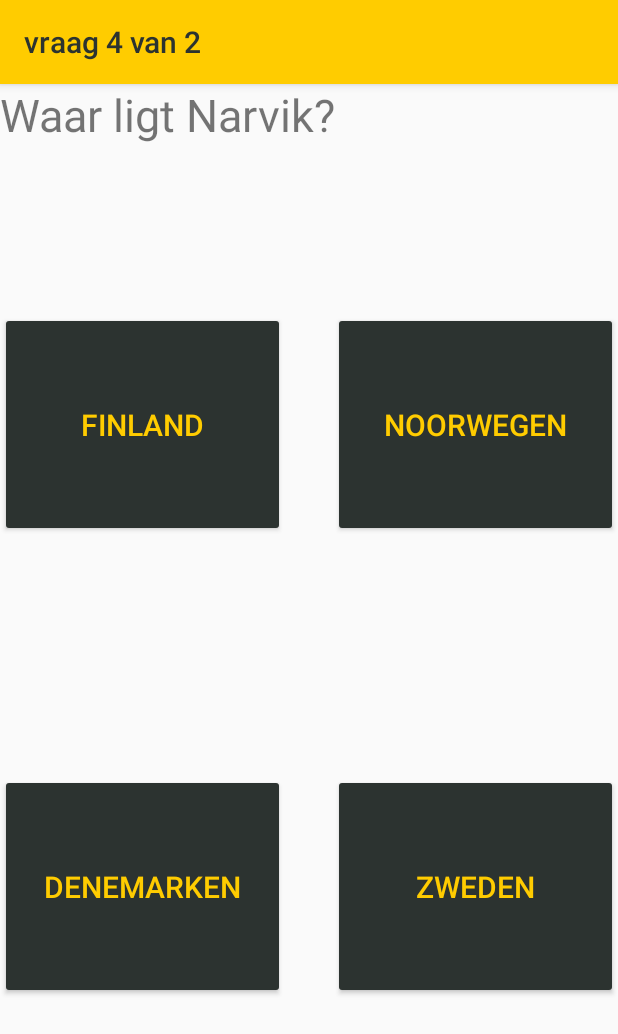
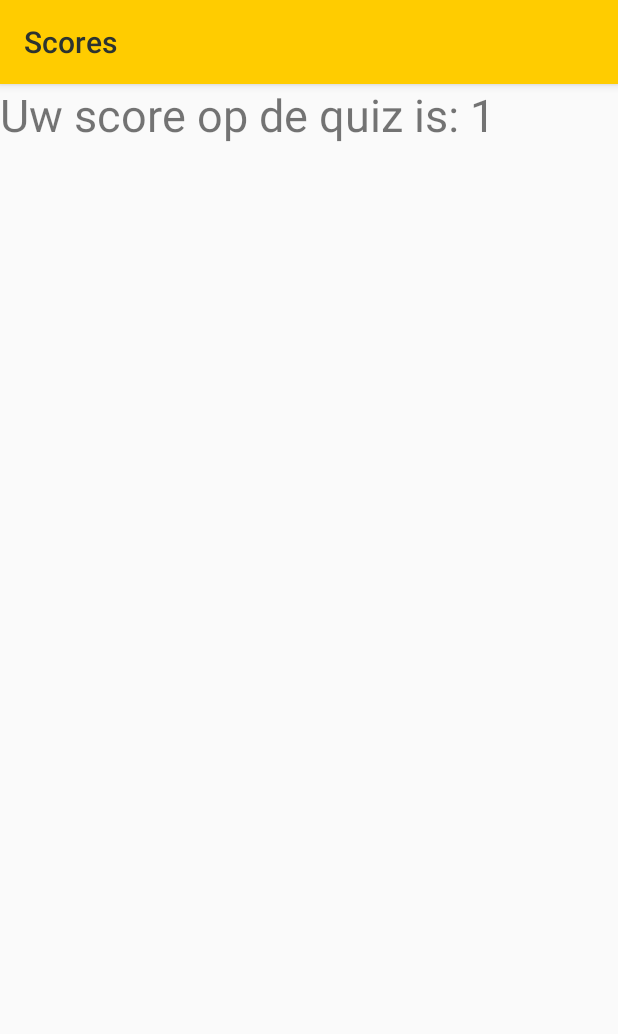
Before and after one commit to HoGentTIN/native-apps-aalst-jordi5300, an Android app: the QuizFragment screen opened through its navigation route, after a tap on "NOORWEGEN", on a phone screen of 412 x 824 dp. Shown: the top 1034 px of the screen. Run offline under Robolectric (Android 15) with nearby library versions, the phone set to English and light mode, and no system bars; our stand-ins replace data binding, navigation-ui; 2 other taps on this screen came first.

Commit message:
Toevoegen score fragment

```diff
--- a/app/build.gradle
+++ b/app/build.gradle
@@ -5,6 +5,8 @@ apply plugin: 'kotlin-android'
 apply plugin: 'kotlin-android-extensions'
 
 apply plugin: 'kotlin-kapt'
+
+apply plugin: "androidx.navigation.safeargs.kotlin"
 
 
 android {
@@ -39,8 +41,11 @@ dependencies {
     testImplementation 'junit:junit:4.12'
     androidTestImplementation 'androidx.test:runner:1.1.1'
     androidTestImplementation 'androidx.test.espresso:espresso-core:3.1.1'
-    implementation 'androidx.navigation:navigation-fragment-ktx:2.1.0'
-    implementation 'androidx.navigation:navigation-ui-ktx:2.1.0'
+
+    // Navigation
+    implementation "androidx.navigation:navigation-fragment-ktx:$version_navigation"
+    implementation "androidx.navigation:navigation-ui-ktx:$version_navigation"
+
 
     // Room and Lifecycle dependencies
     implementation "androidx.room:room-runtime:$version_room"
--- a/app/src/main/java/com/example/quizzit/HomeFragment.kt
+++ b/app/src/main/java/com/example/quizzit/HomeFragment.kt
@@ -27,10 +27,6 @@ class HomeFragment : Fragment() {
            binding.playButton.setOnClickListener { view ->
                view.findNavController().navigate(R.id.action_homeFragment_to_quizFragment)
            }
-           val rootView = inflater.inflate(
-               R.layout.fragment_quizspelen, container,
-               false
-           )
            binding.quizzitImage.setImageResource(R.drawable.quizzit)
            (activity as AppCompatActivity).supportActionBar?.title = "Quizzit"
            setHasOptionsMenu(true)
--- a/app/src/main/java/com/example/quizzit/quiz/Question.kt
+++ b/app/src/main/java/com/example/quizzit/domain/Question.kt
@@ -1,4 +1,4 @@
-package com.example.quizzit.quiz
+package com.example.quizzit.domain
 
 data class Question(val vraag: String,
                     val keuze1: String,val keuze2: String, val keuze3: String, val antwoord: String);
--- a/app/src/main/java/com/example/quizzit/quiz/Quiz.kt
+++ b/app/src/main/java/com/example/quizzit/domain/Quiz.kt
@@ -1,4 +1,4 @@
-package com.example.quizzit.quiz
+package com.example.quizzit.domain
 
 data class Quiz(val naam: String,
                     val categorie: String,val questions:  MutableList<Question> = arrayListOf());
--- /dev/null
+++ b/app/src/main/java/com/example/quizzit/domain/QuizRepository.kt
@@ -0,0 +1,4 @@
+package com.example.quizzit.domain
+
+class QuizRepository {
+}
--- a/app/src/main/java/com/example/quizzit/quiz/QuizFragment.kt
+++ b/app/src/main/java/com/example/quizzit/quiz/QuizFragment.kt
@@ -11,13 +11,15 @@ import androidx.databinding.DataBindingUtil
 import androidx.lifecycle.ViewModelProviders
 import androidx.databinding.DataBindingUtil.setContentView
 import androidx.fragment.app.Fragment
+import androidx.navigation.Navigation
+import androidx.navigation.fragment.findNavController
 import com.example.quizzit.R
 import com.example.quizzit.R.layout.fragment_quizspelen
 import com.example.quizzit.databinding.FragmentQuizspelenBinding
 
 class QuizFragment : Fragment(),View.OnClickListener {
 
-    private lateinit var quizViewModel : QuizViewModel;
+    private lateinit var quizViewModel: QuizViewModel;
 
 
     override fun onCreateView(
@@ -26,21 +28,34 @@ class QuizFragment : Fragment(),View.OnClickListener {
         savedInstanceState: Bundle?
     ): View? {
         val binding: FragmentQuizspelenBinding = DataBindingUtil.inflate(
-            inflater, R.layout.fragment_quizspelen, container, false)
+            inflater, fragment_quizspelen, container, false
+        )
         quizViewModel = ViewModelProviders.of(this).get(QuizViewModel::class.java);
         binding.quizViewModel = quizViewModel
+        val view = getView();
         binding.keuze1Button.setOnClickListener(this)
         binding.keuze2Button.setOnClickListener(this)
         binding.keuze3Button.setOnClickListener(this)
         binding.keuze4Button.setOnClickListener(this)
-        (activity as AppCompatActivity).supportActionBar?.title = "vraag " + quizViewModel.positieVraag.value!!.plus(1) + " van " + quizViewModel.lengteQuiz.value!!.minus(1)
+        (activity as AppCompatActivity).supportActionBar?.title =
+            "vraag " + quizViewModel.positieVraag.value!!.plus(1) + " van " + quizViewModel.lengteQuiz.value!!.minus(
+                1
+            )
         binding.setLifecycleOwner(this)
         return binding.root
     }
-    override fun onClick(v:View){
+
+    override fun onClick(v: View) {
         val b = v as Button
         val buttonText = b.getText().toString()
         quizViewModel.volgendeVraag(buttonText)
-        (activity as AppCompatActivity).supportActionBar?.title = "vraag " + quizViewModel.positieVraag.value!!.plus(1) + " van " + quizViewModel.lengteQuiz.value!!.minus(1)
+        if (quizViewModel.einde.equals(true)) {
+            val action = QuizFragmentDirections.actionQuizFragmentToScoreFragment(quizViewModel.score.value!!.toInt())
+            this.findNavController().navigate(action)
+        }
+        (activity as AppCompatActivity).supportActionBar?.title =
+            "vraag " + quizViewModel.positieVraag.value!!.plus(1) + " van " + quizViewModel.lengteQuiz.value!!.minus(
+                1
+            )
     }
 }
--- a/app/src/main/java/com/example/quizzit/quiz/QuizViewModel.kt
+++ b/app/src/main/java/com/example/quizzit/quiz/QuizViewModel.kt
@@ -2,11 +2,15 @@ package com.example.quizzit.quiz
 
 import androidx.lifecycle.MutableLiveData
 import androidx.lifecycle.ViewModel
+import com.example.quizzit.domain.Question
+import com.example.quizzit.domain.Quiz
 
 class QuizViewModel : ViewModel() {
 //private val quizRepository : QuizRepository
 
     private var quiz = Quiz("", "", mutableListOf())
+
+    var einde = false
 
     val score: MutableLiveData<Int> by lazy {
         MutableLiveData<Int>()
@@ -111,11 +115,11 @@ class QuizViewModel : ViewModel() {
 
     public fun volgendeVraag(text: String) {
         if(text.equals(this.antwoord.value)){
-            this.score.value?.plus(1)
+            this.score.value = score.value?.inc()
         }
         positieVraag.value = positieVraag.value?.inc()
-        if (positieVraag.value!!.toInt() >= lengteQuiz.value!!.toInt()) {
-            // ga naar highscores
+        if (positieVraag.value!!.toInt().plus(1) >= lengteQuiz.value!!.toInt()) {
+           einde = true
         } else {
             randomizeQuestionsAndSetQuestion()
         }
--- /dev/null
+++ b/app/src/main/java/com/example/quizzit/score/ScoreFragment.kt
@@ -0,0 +1,34 @@
+package com.example.quizzit.score
+
+import android.os.Bundle
+import android.view.LayoutInflater
+import android.view.View
+import android.view.ViewGroup
+import androidx.appcompat.app.AppCompatActivity
+import androidx.databinding.DataBindingUtil
+import androidx.fragment.app.Fragment
+import androidx.lifecycle.ViewModelProviders
+import com.example.quizzit.databinding.FragmentScoreBinding
+import com.example.quizzit.R.layout.fragment_score
+import kotlinx.android.synthetic.main.fragment_score.*
+
+class ScoreFragment : Fragment(){
+
+    private lateinit var scoreViewModel : ScoreViewModel;
+
+    override fun onCreateView(
+        inflater: LayoutInflater,
+        container: ViewGroup?,
+        savedInstanceState: Bundle?
+    ): View? {
+        val binding: FragmentScoreBinding = DataBindingUtil.inflate(
+            inflater, fragment_score, container, false)
+        scoreViewModel = ViewModelProviders.of(this).get(ScoreViewModel::class.java);
+        binding.scoreViewModel = scoreViewModel
+        (activity as AppCompatActivity).supportActionBar?.title = "Scores"
+        binding.setLifecycleOwner(this)
+        val score = ScoreFragmentArgs.fromBundle(arguments!!).score
+        binding.resultaatText.setText("Uw score op de quiz is: " + score)
+        return binding.root
+        }
+}
--- /dev/null
+++ b/app/src/main/java/com/example/quizzit/score/ScoreViewModel.kt
@@ -0,0 +1,6 @@
+package com.example.quizzit.score
+
+import androidx.lifecycle.ViewModel
+
+class ScoreViewModel : ViewModel() {
+}
--- /dev/null
+++ b/app/src/main/res/layout/fragment_score.xml
@@ -0,0 +1,27 @@
+<?xml version="1.0" encoding="utf-8"?>
+<layout xmlns:android="http://schemas.android.com/apk/res/android"
+    xmlns:app="http://schemas.android.com/apk/res-auto"
+    xmlns:tools="http://schemas.android.com/tools">
+
+<androidx.constraintlayout.widget.ConstraintLayout
+    android:orientation="vertical" android:layout_width="match_parent"
+    android:layout_height="match_parent">
+    tools:context=".ScoreFragment">
+
+    <TextView
+        android:id="@+id/resultaatText"
+        android:layout_width="0dp"
+        android:layout_height="120sp"
+        android:textSize="30dp"
+        app:layout_constraintEnd_toEndOf="parent"
+        app:layout_constraintHorizontal_bias="1.0"
+        app:layout_constraintStart_toStartOf="parent"
+        app:layout_constraintTop_toTopOf="parent"/>
+
+</androidx.constraintlayout.widget.ConstraintLayout>
+    <data>
+        <variable
+            name="scoreViewModel"
+            type="com.example.quizzit.score.ScoreViewModel" />
+    </data>
+    </layout>
--- a/app/src/main/res/navigation/navigation.xml
+++ b/app/src/main/res/navigation/navigation.xml
@@ -17,5 +17,21 @@
         android:id="@+id/quizFragment"
         android:name="com.example.quizzit.quiz.QuizFragment"
         android:label="fragment_quizspelen"
-        tools:layout="@layout/fragment_quizspelen" />
+        tools:layout="@layout/fragment_quizspelen" >
+        <action
+            android:id="@+id/action_quizFragment_to_scoreFragment"
+            app:destination="@id/scoreFragment" />
+    </fragment>
+    <fragment
+        android:id="@+id/scoreFragment"
+        android:name="com.example.quizzit.score.ScoreFragment"
+        android:label="ScoreFragment" >
+        <action
+            android:id="@+id/action_scoreFragment_to_homeFragment"
+            app:destination="@id/homeFragment" />
+        <argument
+            android:name="score"
+            app:argType="integer"
+            android:defaultValue="0" />
+    </fragment>
 </navigation>
--- a/build.gradle
+++ b/build.gradle
@@ -1,10 +1,19 @@
 // Top-level build file where you can add configuration options common to all sub-projects/modules.
 
 buildscript {
-    ext{
+    ext {
+        version_kotlin = "1.3.50"
+        version_core = '1.0.2'
+        version_constraint_layout = "1.1.3"
+        version_lifecycle_extensions = "2.0.0"
+        version_material = "1.0.0"
+        version_navigation = "2.0.0"
+
+        version_espresso = "3.2.0"
+        version_junit = "1.1.1"
+        version_testrunner = "1.2.0"
+        version_testrules = "1.2.0"
         version_room = "2.0.0"
-        version_kotlin = "1.3.21"
-        version_lifecycle_extensions = "2.0.0"
     }
     repositories {
         google()
@@ -12,8 +21,9 @@ buildscript {
 
     }
     dependencies {
-        classpath 'com.android.tools.build:gradle:3.5.1'
+        classpath 'com.android.tools.build:gradle:3.5.2'
         classpath "org.jetbrains.kotlin:kotlin-gradle-plugin:$version_kotlin"
+        classpath "androidx.navigation:navigation-safe-args-gradle-plugin:$version_navigation"
         // NOTE: Do not place your application dependencies here; they belong
         // in the individual module build.gradle files
     }
```
